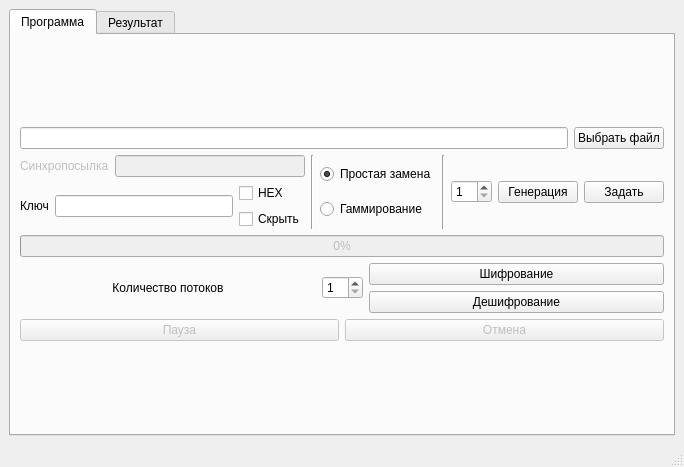
Qt form mainwindow.ui (pavelrd/Decryptor) before a commit.
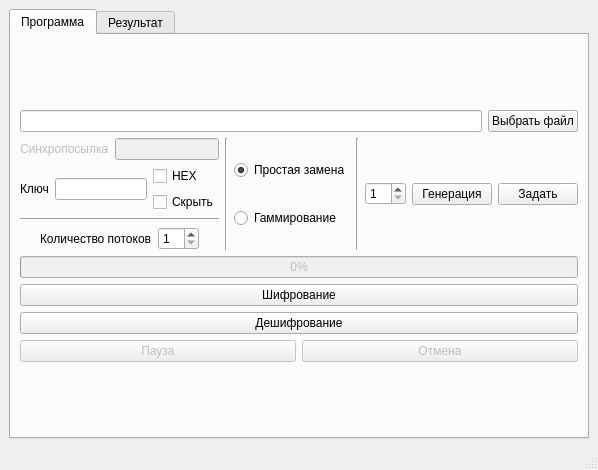
The same form after that commit.

Commit message: Поправлен интерфейс

```diff
--- a/mainwindow.ui
+++ b/mainwindow.ui
@@ -9,8 +9,8 @@
    <rect>
     <x>0</x>
     <y>0</y>
-    <width>684</width>
-    <height>467</height>
+    <width>598</width>
+    <height>470</height>
    </rect>
   </property>
   <property name="windowTitle">
@@ -48,6 +48,28 @@
               </property>
              </widget>
             </item>
+            <item row="3" column="0">
+             <layout class="QHBoxLayout" name="horizontalLayout_7">
+              <item>
+               <layout class="QVBoxLayout" name="verticalLayout_6">
+                <item>
+                 <widget class="QPushButton" name="pushButton_encrypt">
+                  <property name="text">
+                   <string>Шифрование</string>
+                  </property>
+                 </widget>
+                </item>
+                <item>
+                 <widget class="QPushButton" name="pushButton_decrypt">
+                  <property name="text">
+                   <string>Дешифрование</string>
+                  </property>
+                 </widget>
+                </item>
+               </layout>
+              </item>
+             </layout>
+            </item>
             <item row="1" column="0">
              <layout class="QHBoxLayout" name="horizontalLayout_2">
               <item>
@@ -112,6 +134,79 @@
                   </item>
                  </layout>
                 </item>
+                <item>
+                 <widget class="Line" name="line_3">
+                  <property name="orientation">
+                   <enum>Qt::Horizontal</enum>
+                  </property>
+                 </widget>
+                </item>
+                <item>
+                 <layout class="QHBoxLayout" name="horizontalLayout_9">
+                  <item>
+                   <spacer name="horizontalSpacer_2">
+                    <property name="orientation">
+                     <enum>Qt::Horizontal</enum>
+                    </property>
+                    <property name="sizeHint" stdset="0">
+                     <size>
+                      <width>40</width>
+                      <height>20</height>
+                     </size>
+                    </property>
+                   </spacer>
+                  </item>
+                  <item>
+                   <layout class="QHBoxLayout" name="horizontalLayout_8">
+                    <item>
+                     <widget class="QLabel" name="label_4">
+                      <property name="sizePolicy">
+                       <sizepolicy hsizetype="Fixed" vsizetype="Preferred">
+                        <horstretch>0</horstretch>
+                        <verstretch>0</verstretch>
+                       </sizepolicy>
+                      </property>
+                      <property name="text">
+                       <string>Количество потоков</string>
+                      </property>
+                      <property name="alignment">
+                       <set>Qt::AlignLeading|Qt::AlignLeft|Qt::AlignVCenter</set>
+                      </property>
+                     </widget>
+                    </item>
+                    <item>
+                     <widget class="QSpinBox" name="spinBox_threadCount">
+                      <property name="sizePolicy">
+                       <sizepolicy hsizetype="Fixed" vsizetype="Fixed">
+                        <horstretch>0</horstretch>
+                        <verstretch>0</verstretch>
+                       </sizepolicy>
+                      </property>
+                      <property name="minimum">
+                       <number>1</number>
+                      </property>
+                      <property name="maximum">
+                       <number>16</number>
+                      </property>
+                     </widget>
+                    </item>
+                   </layout>
+                  </item>
+                  <item>
+                   <spacer name="horizontalSpacer">
+                    <property name="orientation">
+                     <enum>Qt::Horizontal</enum>
+                    </property>
+                    <property name="sizeHint" stdset="0">
+                     <size>
+                      <width>40</width>
+                      <height>20</height>
+                     </size>
+                    </property>
+                   </spacer>
+                  </item>
+                 </layout>
+                </item>
                </layout>
               </item>
               <item>
@@ -179,7 +274,7 @@
               </item>
              </layout>
             </item>
-            <item row="5" column="0">
+            <item row="4" column="0">
              <layout class="QHBoxLayout" name="horizontalLayout_5">
               <item>
                <widget class="QPushButton" name="pushButton_pause">
@@ -217,54 +312,6 @@
               </item>
              </layout>
             </item>
-            <item row="3" column="0">
-             <layout class="QHBoxLayout" name="horizontalLayout_7">
-              <item>
-               <widget class="QLabel" name="label_4">
-                <property name="text">
-                 <string>Количество потоков</string>
-                </property>
-                <property name="alignment">
-                 <set>Qt::AlignCenter</set>
-                </property>
-               </widget>
-              </item>
-              <item>
-               <widget class="QSpinBox" name="spinBox_threadCount">
-                <property name="sizePolicy">
-                 <sizepolicy hsizetype="Fixed" vsizetype="Fixed">
-                  <horstretch>0</horstretch>
-                  <verstretch>0</verstretch>
-                 </sizepolicy>
-                </property>
-                <property name="minimum">
-                 <number>1</number>
-                </property>
-                <property name="maximum">
-                 <number>16</number>
-                </property>
-               </widget>
-              </item>
-              <item>
-               <layout class="QVBoxLayout" name="verticalLayout_6">
-                <item>
-                 <widget class="QPushButton" name="pushButton_encrypt">
-                  <property name="text">
-                   <string>Шифрование</string>
-                  </property>
-                 </widget>
-                </item>
-                <item>
-                 <widget class="QPushButton" name="pushButton_decrypt">
-                  <property name="text">
-                   <string>Дешифрование</string>
-                  </property>
-                 </widget>
-                </item>
-               </layout>
-              </item>
-             </layout>
-            </item>
            </layout>
           </item>
          </layout>
```
